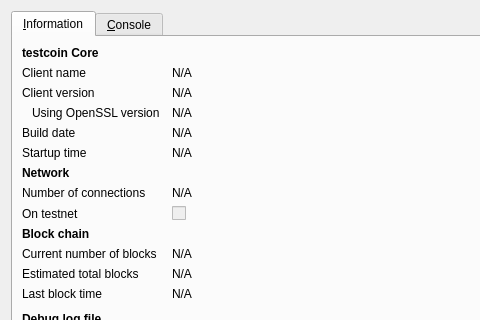
Before: the Qt Designer form src/qt/forms/rpcconsole.ui in yodacoin/test, drawn with Qt 5; both pictures show x 0 to 480 and y 0 to 320 of the 740 by 450 pixel window.
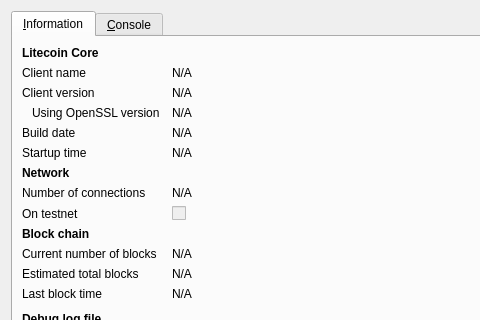
After: the same form once the commit is applied. Icons and pictures are not drawn.

```diff
--- a/src/qt/forms/rpcconsole.ui
+++ b/src/qt/forms/rpcconsole.ui
@@ -36,7 +36,7 @@
           </font>
          </property>
          <property name="text">
-          <string>testcoin Core</string>
+          <string>Litecoin Core</string>
          </property>
         </widget>
        </item>
```
Left out of the diff: 10 changed lines with no effect on the pictures.
